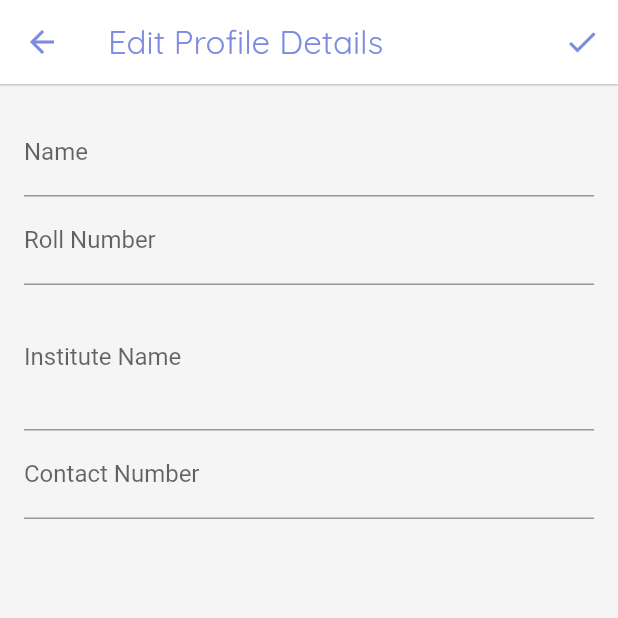
After one commit to mandanshubham/Attendance-Manager, a Flutter app: the EditProfileScreen screen opened directly, on a phone screen of 412 x 824 dp, the top half of it. The commit adds this screen. Run offline on Flutter 3.47's test engine with Material 2 defaults, Android fonts, the phone set to English and light mode, and no system bars; our stand-ins replace cloud_firestore, firebase_auth, firebase_core, flutter_linkify, google_fonts, google_sign_in and 1 more; accounts and stored records are empty.

Commit message:
App is ready

```diff
--- a/lib/BottomNavScreens/Home/CreatedClassScreen.dart
+++ b/lib/BottomNavScreens/Home/CreatedClassScreen.dart
@@ -222,6 +222,7 @@ class CreatedClassScreen extends StatelessWidget {
             Padding(
               padding: const EdgeInsets.only(left: 3, bottom: 10, right: 3),
               child: TextField(
+                keyboardType: TextInputType.multiline,
                 controller: sendController,
                 cursorColor: kPrimary0,
                 autofocus: false,
--- /dev/null
+++ b/lib/BottomNavScreens/ProfileEditScreen.dart
@@ -0,0 +1,159 @@
+import 'package:att_man/Utils/Constants.dart';
+import 'package:cloud_firestore/cloud_firestore.dart';
+import 'package:firebase_auth/firebase_auth.dart';
+import 'package:flutter/material.dart';
+import 'package:google_fonts/google_fonts.dart';
+
+
+
+class EditProfileScreen extends StatefulWidget {
+  //const EditProfileScreen({ Key? key }) : super(key: key);
+  //will use a unique key later incase cross-ID changes occurs, otherwise leave it be.
+  static const routeName = '/edit-profile';
+  @override
+  State<EditProfileScreen> createState() => _EditProfileScreenState();
+}
+
+class _EditProfileScreenState extends State<EditProfileScreen> {
+  //focus nodes (not so necessary though, but implemented for more fluent data handling)
+
+  final _rollFocusNode = FocusNode();
+  final _instituteNameFocusNode = FocusNode();
+  final _contactFocusNode = FocusNode();
+
+  final _nameController = TextEditingController();
+  final _rollController = TextEditingController();
+  final _instituteNameController = TextEditingController();
+  final _contactController = TextEditingController();
+
+  final _form = GlobalKey<FormState>();
+  final userID = FirebaseAuth.instance.currentUser!.uid.toString();
+
+
+
+  @override
+  void dispose() {
+    _rollFocusNode.dispose();
+    _instituteNameFocusNode.dispose();
+    _contactFocusNode.dispose();
+    super.dispose();
+  }
+
+  void _updateData() {
+    _form.currentState!.save();
+   // Navigator.pushReplacement(context, MaterialPageRoute(builder: (context) => NextPage()));
+    Navigator.of(context).pop();
+  }
+
+  Widget build(BuildContext context) {
+    return Scaffold(
+      appBar: AppBar(
+        backgroundColor: Colors.white,
+        elevation: 0.5,
+        automaticallyImplyLeading: false,
+        leading: IconButton(
+          icon: Icon(
+            Icons.arrow_back,
+            color: kPrimary0,
+          ),
+          onPressed: () => Navigator.of(context).pop(),
+        ),
+        title: Text(
+          'Edit Profile Details',
+          style: GoogleFonts.quicksand(
+              fontSize: 22, color: kPrimary0, fontWeight: FontWeight.normal),
+        ),
+        actions: [
+          IconButton(
+            icon: Icon(
+              Icons.check,
+              color: kPrimary0,
+            ),
+            onPressed: _updateData,
+          )
+        ],
+      ),
+
+      body: Padding(
+        padding: const EdgeInsets.all(16.0),
+        child: Form(
+          key: _form,
+          child: ListView(
+            children: [
+              TextFormField(
+                decoration: InputDecoration(labelText: 'Name'),
+                keyboardType: TextInputType.name,
+                maxLines: 1,
+                controller: _nameController,
+                onFieldSubmitted: (_) {
+                  FocusScope.of(context).requestFocus(_rollFocusNode);
+                  //print(userID);
+                },
+                onSaved: (value) {
+                  if(_nameController.text.isNotEmpty) {
+                    FirebaseFirestore.instance
+                        .collection('Users')
+                        .doc(userID)
+                        .update({'displayName': _nameController.text});
+                  }
+                },
+              ),
+              TextFormField(
+                decoration: InputDecoration(labelText: 'Roll Number'),
+                onFieldSubmitted: (_) {
+                  FocusScope.of(context).requestFocus(_instituteNameFocusNode);
+                },
+                focusNode: _rollFocusNode,
+                controller: _rollController,
+                onSaved: (value) {
+                  if(_rollController.text.isNotEmpty) {
+                    FirebaseFirestore.instance
+                        .collection('Users')
+                        .doc(userID)
+                        .update({'enrollmentNumber': _rollController.text});
+                  }
+                },
+              ),
+              TextFormField(
+                decoration: InputDecoration(labelText: 'Institute Name'),
+                keyboardType: TextInputType.name,
+                maxLines: 3,
+                controller: _instituteNameController,
+                onFieldSubmitted: (_) {
+                  FocusScope.of(context).requestFocus(_contactFocusNode);
+                },
+                onSaved: (value) {
+                  if(_instituteNameController.text.isNotEmpty) {
+                    FirebaseFirestore.instance
+                        .collection('Users')
+                        .doc(userID)
+                        .update(
+                            {'instituteName': _instituteNameController.text});
+                  }
+                },
+                focusNode: _instituteNameFocusNode,
+              ),
+              TextFormField(
+                decoration: InputDecoration(labelText: 'Contact Number'),
+                keyboardType: TextInputType.number,
+                focusNode: _contactFocusNode,
+                controller: _contactController,
+                onFieldSubmitted: (_) {
+                  _updateData();
+                },
+                onSaved: (value) {
+                  if(_contactController.text.isNotEmpty) {
+                    FirebaseFirestore.instance
+                        .collection('Users')
+                        .doc(userID)
+                        .update({'contactNumber': _contactController.text});
+                  }
+                },
+              ),
+            ],
+          ),
+        ),
+      ),
+    );
+  }
+}
--- a/lib/Widgets/ModalSheets/CreateClassModalSheet.dart
+++ b/lib/Widgets/ModalSheets/CreateClassModalSheet.dart
@@ -41,6 +41,9 @@ class CreateClassScreen extends StatelessWidget {
                     color: Colors.grey,
                     borderRadius: BorderRadius.all(Radius.circular(20))),
               ),
+            ),
+            SizedBox(
+              height: 20,
             ),
             Text(
               'Title / Subject Name',
--- a/lib/Widgets/ModalSheets/JoinClassBottomSheet.dart
+++ b/lib/Widgets/ModalSheets/JoinClassBottomSheet.dart
@@ -43,6 +43,9 @@ class JoinClassBottomSheet extends StatelessWidget {
                     borderRadius: BorderRadius.all(Radius.circular(20))),
               ),
             ),
+            SizedBox(
+              height: 20,
+            ),
             Text(
               'Enter code to join the class',
               style: GoogleFonts.quicksand(
```
Also changed, not shown: lib/BottomNavScreens/BottomNavLayout.dart (+5 -5 lines), lib/Widgets/ModalSheets/MenuCreatedClasssMS.dart (+14 -14 lines), lib/Widgets/ModalSheets/ProfileMS.dart (+10 -0 lines).
